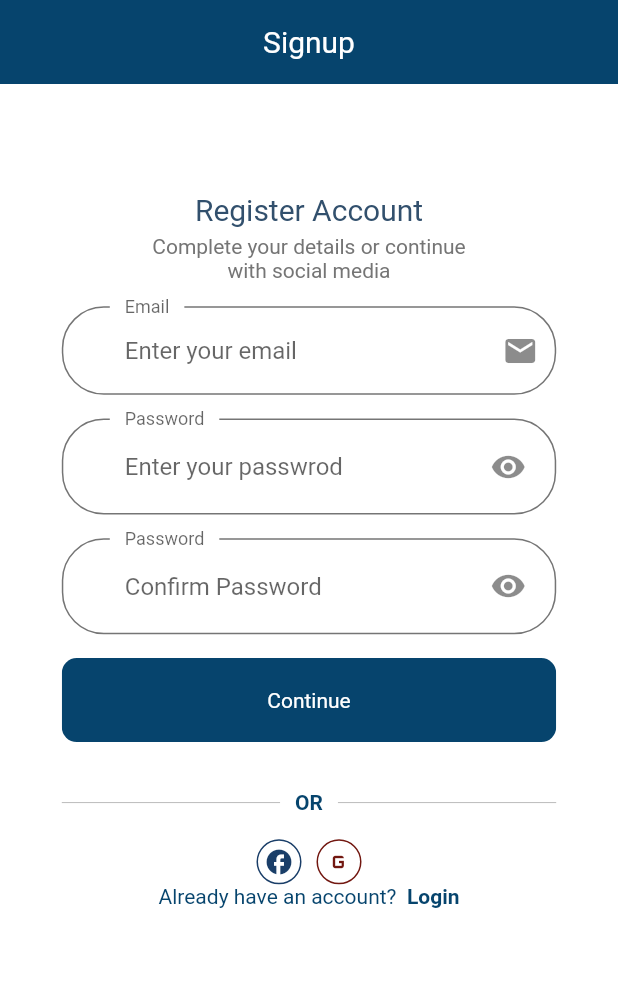
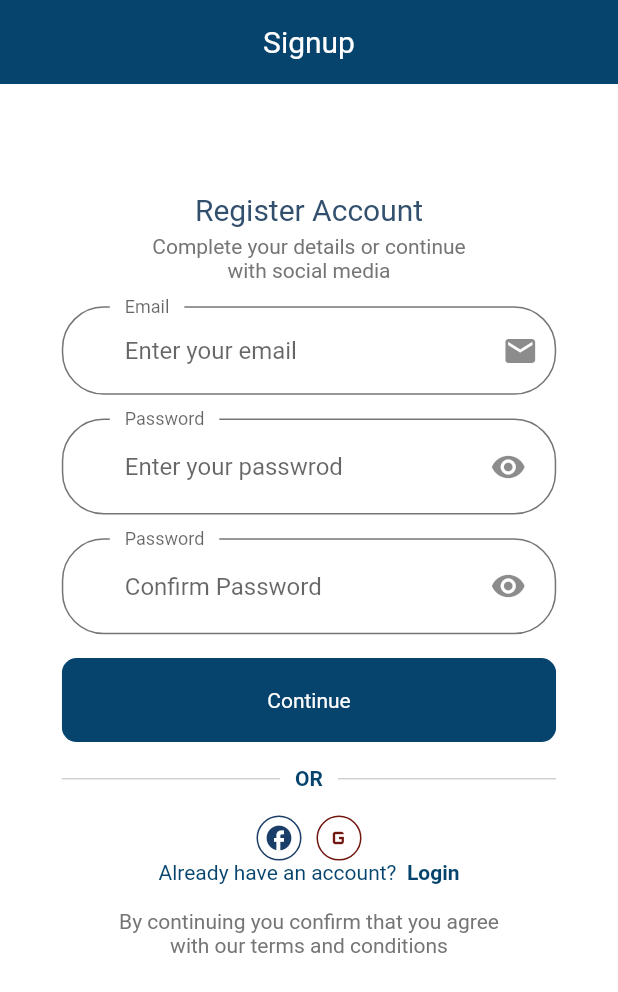
Before and after one commit to Joelodufu/kuziem, a Flutter app: the Body screen opened directly, on a phone screen of 412 x 824 dp. Shown: the top 992 px of the screen. Run offline on Flutter 3.47's test engine with Material 2 defaults, Android fonts, the light colour scheme and no system bars.

Commit message:
Added signup page and its input checks

```diff
--- a/lib/screens/mobile/Signup/components/body.dart
+++ b/lib/screens/mobile/Signup/components/body.dart
@@ -5,7 +5,6 @@ import 'package:kuziem/size_config.dart';
 
 import '../../../../constants.dart';
 import '../../components/already_have_an_account_check.dart';
-import '../../components/background.dart';
 import '../../login/login.dart';
 
 class Body extends StatelessWidget {
@@ -52,6 +51,14 @@ class Body extends StatelessWidget {
                 press: () {
                   Navigator.pushNamed(context, Login.routeName);
                 }),
+            Container(
+              margin:
+                  EdgeInsets.symmetric(vertical: SizeConfig.screnWidth * 0.04),
+              child: Text(
+                "By continuing you confirm that you agree \nwith our terms and conditions",
+                textAlign: TextAlign.center,
+              ),
+            )
           ],
         ),
       ),
--- a/lib/screens/mobile/Signup/components/sign_up_form.dart
+++ b/lib/screens/mobile/Signup/components/sign_up_form.dart
@@ -57,7 +57,6 @@ class _SignUpFormState extends State<SignUpForm> {
                   //Complete the form action
                 }
               }),
-          createPadding(),
         ],
       ),
     );
```
Also changed, not shown: lib/screens/mobile/complete_profile/complete_profile_screen.dart (added, +13 -0 lines), lib/screens/mobile/login/login.dart (+5 -5 lines).
